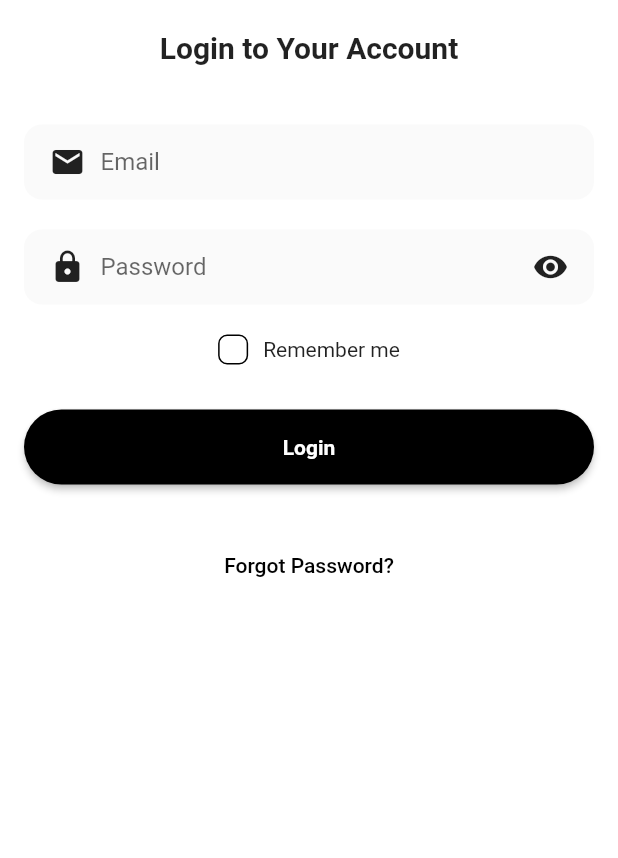
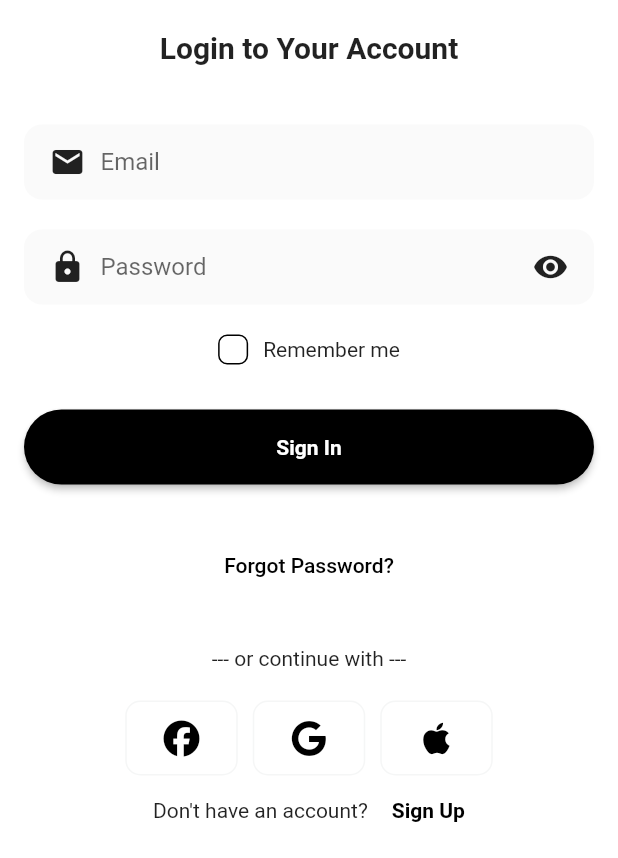
Before and after one commit to hoajb/flutter-ecommerce-furniture, a Flutter app: the screen it shows after launch, on a phone screen of 412 x 824 dp, the part 378-1236 px from its top. Run offline on Flutter 3.47's test engine with Material 2 defaults, Android fonts, the phone set to English and light mode, and no system bars; our stand-ins replace font_awesome_flutter, shared_preferences.

Commit message:
login auth social

```diff
--- a/lib/core/wigets/checkbox_custom.dart
+++ b/lib/core/wigets/checkbox_custom.dart
@@ -40,7 +40,7 @@ class _CheckboxAppState extends State<CheckboxApp> {
         decoration: BoxDecoration(
           color: _isChecked ? Colors.black : Colors.white,
           border: Border.all(
-            color: _isChecked ? Colors.transparent : Colors.black,
+            color: _isChecked ? Colors.white : Colors.black,
           ),
           borderRadius: BorderRadius.circular(6.0),
         ),
--- a/lib/features/authentication/presentation/login_page.dart
+++ b/lib/features/authentication/presentation/login_page.dart
@@ -2,7 +2,10 @@ import 'package:flutter/foundation.dart';
 import 'package:flutter/material.dart';
 import 'package:flutter_ecommerce_furniture/config/routes/routes.dart';
 import 'package:flutter_ecommerce_furniture/config/theme/styles.dart';
+import 'package:flutter_ecommerce_furniture/core/ext/buildcontext_ext.dart';
 import 'package:flutter_ecommerce_furniture/core/wigets/action_button.dart';
+import 'package:flutter_ecommerce_furniture/features/authentication/widgets/auth_button.dart';
+import 'package:font_awesome_flutter/font_awesome_flutter.dart';
 
 import '../../../core/wigets/checkbox_custom.dart';
 import '../../../core/wigets/text_field_custom.dart';
@@ -86,7 +89,7 @@ class _LoginPageState extends State<LoginPage> {
               onPressed: () {
                 Navigator.pushNamed(context, AppRoutes.home);
               },
-              text: 'Login',
+              text: 'Sign In',
             ),
             const SizedBox(height: 30),
             TextButton(
@@ -98,6 +101,70 @@ class _LoginPageState extends State<LoginPage> {
                 style: TextStyle(color: Colors.black),
               ),
             ),
+            const SizedBox(height: 30),
+            const Text('--- or continue with ---'),
+            const SizedBox(height: 20),
+            Row(
+              mainAxisAlignment: MainAxisAlignment.center,
+              children: [
+                AuthButton(
+                    child: Icon(
+                      FontAwesomeIcons.facebook,
+                      color: context.isDarkModeEnabled
+                          ? Colors.white
+                          : Colors.black,
+                    ),
+                    onPressed: () {}),
+                const SizedBox(
+                  width: 10,
+                ),
+                AuthButton(
+                    child: Icon(
+                      FontAwesomeIcons.google,
+                      color: context.isDarkModeEnabled
+                          ? Colors.white
+                          : Colors.black,
+                    ),
+                    onPressed: () {}),
+                const SizedBox(
+                  width: 10,
+                ),
+                AuthButton(
+                    child: Icon(
+                      FontAwesomeIcons.apple,
+                      color: context.isDarkModeEnabled
+                          ? Colors.white
+                          : Colors.black,
+                    ),
+                    onPressed: () {}),
+              ],
+            ),
+            Expanded(
+                child: Row(
+              mainAxisAlignment: MainAxisAlignment.center,
+              crossAxisAlignment: CrossAxisAlignment.end,
+              children: [
+                const Padding(
+                    padding: EdgeInsets.all(8),
+                    child: Text('Don\'t have an account?')),
+                GestureDetector(
+                    onTap: () {
+                      Navigator.pushReplacementNamed(
+                          context, AppRoutes.register);
+                    },
+                    child: Padding(
+                      padding: const EdgeInsets.all(8),
+                      child: Text(
+                        'Sign Up',
+                        style: TextStyle(
+                            color: context.isDarkModeEnabled
+                                ? Colors.white
+                                : Colors.black,
+                            fontWeight: FontWeight.bold),
+                      ),
+                    ))
+              ],
+            ))
           ],
         ),
       ),
--- /dev/null
+++ b/lib/features/authentication/widgets/auth_button.dart
@@ -0,0 +1,50 @@
+import 'package:flutter/material.dart';
+import 'package:flutter_ecommerce_furniture/core/ext/buildcontext_ext.dart';
+
+import '../../../config/theme/styles.dart';
+
+const _height = 50.0;
+
+const Color _textFieldBackgroundLight = Color(0xffffffff);
+const Color _textFieldBackgroundDark = Color(0xff202229);
+const Color _borderColorDark = Color(0xff2f3238);
+const Color _borderColorLight = Color(0xfff5f6f6);
+
+class AuthButton extends StatelessWidget {
+  final Widget child;
+  final VoidCallback onPressed;
+
+  const AuthButton({
+    super.key,
+    required this.child,
+    required this.onPressed,
+  });
+
+  @override
+  Widget build(BuildContext context) {
+    final backgroundC = context.isDarkModeEnabled
+        ? _textFieldBackgroundDark
+        : _textFieldBackgroundLight;
+
+    return SizedBox(
+      width: _height * 3 / 2,
+      height: _height,
+      child: ElevatedButton(
+        onPressed: onPressed,
+        style: ElevatedButton.styleFrom(
+          backgroundColor: backgroundC,
+          elevation: 0,
+          side: BorderSide(
+              color: context.isDarkModeEnabled
+                  ? _borderColorDark
+                  : _borderColorLight,
+              width: 1),
+          shape: const RoundedRectangleBorder(
+            borderRadius: BorderRadius.all(Radius.circular(10)),
+          ),
+        ),
+        child: child,
+      ),
+    );
+  }
+}
--- a/pubspec.yaml
+++ b/pubspec.yaml
@@ -37,6 +37,7 @@ dependencies:
   cupertino_icons: ^1.0.2
   provider: ^6.0.5
   shared_preferences: ^2.2.0
+  font_awesome_flutter: ^10.5.0
 
 dev_dependencies:
   flutter_test:
```
Also changed, not shown: lib/features/authentication/presentation/register_page.dart (+69 -2 lines).
